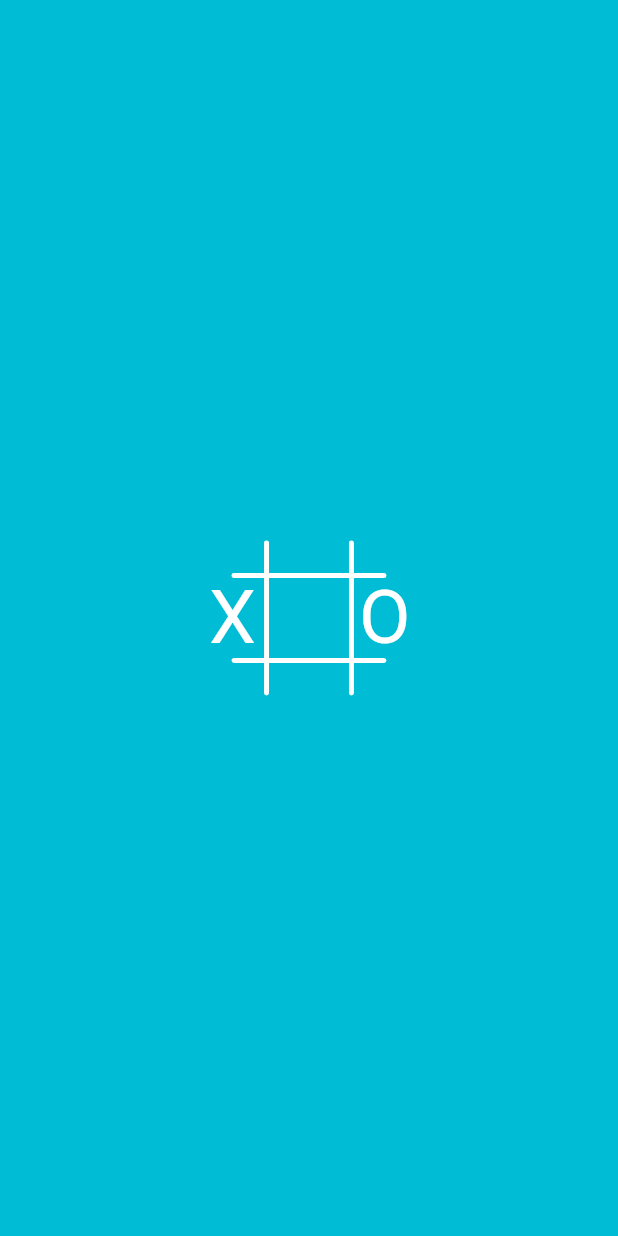
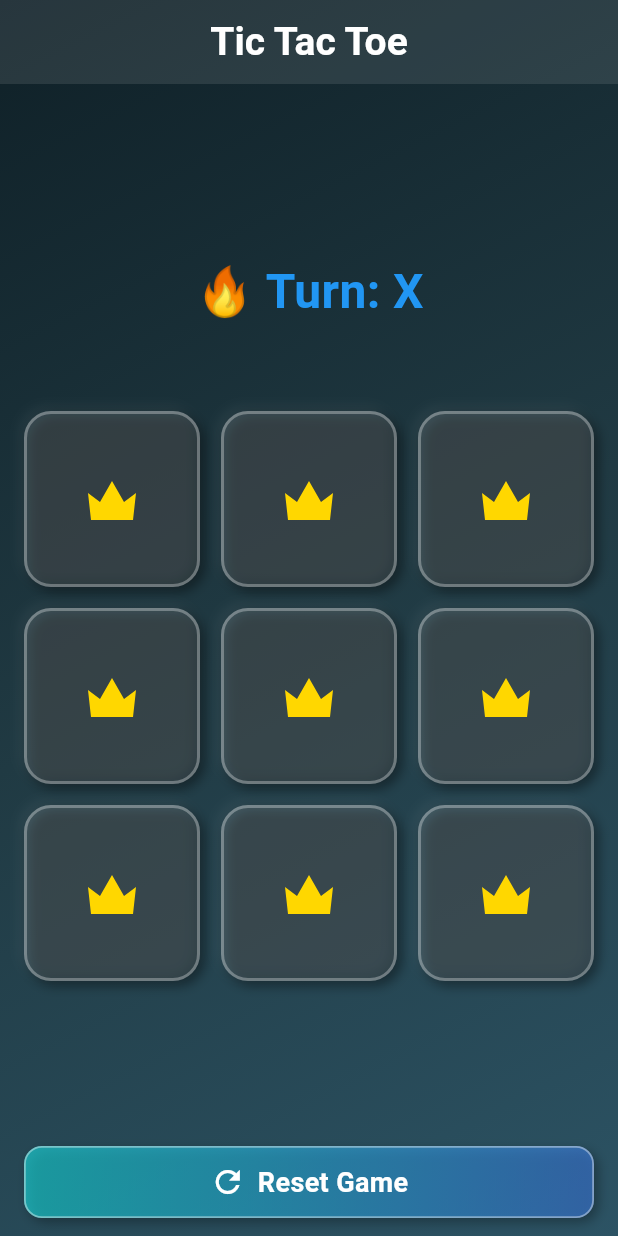
Before and after one commit to Zafarbek708k/grid_wars, a Flutter app: the screen it shows after launch, on a phone screen of 412 x 824 dp. Run offline on Flutter 3.47's test engine with Material 3 defaults, Android fonts, the phone set to English and light mode, and no system bars; our stand-ins replace bloc, equatable, flutter_bloc, flutter_svg, formz, top_snackbar_flutter and 1 more.

Commit message:
app finished

```diff
--- a/lib/core/constants/app_colors.dart
+++ b/lib/core/constants/app_colors.dart
@@ -6,6 +6,7 @@ abstract class AppColors {
   static const orange = Color(0xffFF6F00);
   static const green = Color(0xff388E3C);
   static const yellow = Color(0xffFBC02D);
+  static const gold = Color(0xffFFD700);
   static const cyan = Color(0xff00BCD4);
   static const blue = Color(0xff2196F3);
   static const red = Color(0xffD32F2F);
--- a/lib/core/constants/app_icons.dart
+++ b/lib/core/constants/app_icons.dart
@@ -4,4 +4,8 @@ abstract class AppIcons {
   static const String error = '';
   static const String gift = '';
   static const String logo = 'assets/icons/logo.svg';
+
+  static const String x = 'assets/icons/x.svg';
+  static const String o = 'assets/icons/o.svg';
+  static const String empty = 'assets/icons/empty.svg';
 }
--- a/lib/core/enums/game_item_type_enum.dart
+++ b/lib/core/enums/game_item_type_enum.dart
@@ -1,15 +1,17 @@
 import 'package:flutter/material.dart';
 import 'package:grid_wars/core/constants/app_colors.dart';
+import 'package:grid_wars/core/constants/app_icons.dart';
 
 enum GameItemTypeEnum {
-  x(color: AppColors.white, icon: ""),
-  o(color: AppColors.white, icon: ""),
-  empty(color: AppColors.white, icon: "");
+  x(color: AppColors.blue, name: "X", icon: AppIcons.x),
+  o(color: AppColors.green, name: "O", icon: AppIcons.o),
+  empty(color: AppColors.gold, name: "", icon: AppIcons.empty);
 
   final String icon;
+  final String name;
   final Color color;
 
-  const GameItemTypeEnum({required this.icon, required this.color});
+  const GameItemTypeEnum({required this.icon, required this.color, required this.name});
 
   bool get isX => this == GameItemTypeEnum.x;
 
--- /dev/null
+++ b/lib/feature/game/presentation/blocs/x_o_event.dart
@@ -0,0 +1,21 @@
+part of 'x_o_bloc.dart';
+
+sealed class XOEvent extends Equatable {
+  const XOEvent();
+}
+
+class TabEvent extends XOEvent {
+  final int index;
+
+  const TabEvent({required this.index});
+
+  @override
+  List<Object?> get props => [index];
+}
+
+class ResetGameEvent extends XOEvent {
+  const ResetGameEvent();
+
+  @override
+  List<Object?> get props => [];
+}
--- /dev/null
+++ b/lib/feature/game/presentation/blocs/x_o_state.dart
@@ -0,0 +1,46 @@
+part of 'x_o_bloc.dart';
+
+class XOState extends Equatable {
+  final List<GameItemTypeEnum> board;
+  final GameItemTypeEnum currentPlayer;
+  final String? winner;
+  final bool isGameOver;
+  final List<int> winningLine;
+
+  const XOState({
+    this.board = const [
+      GameItemTypeEnum.empty,
+      GameItemTypeEnum.empty,
+      GameItemTypeEnum.empty,
+      GameItemTypeEnum.empty,
+      GameItemTypeEnum.empty,
+      GameItemTypeEnum.empty,
+      GameItemTypeEnum.empty,
+      GameItemTypeEnum.empty,
+      GameItemTypeEnum.empty,
+    ],
+    this.currentPlayer = GameItemTypeEnum.x,
+    this.winner,
+    this.isGameOver = false,
+    this.winningLine = const [],
+  });
+
+  XOState copyWith({
+    List<GameItemTypeEnum>? board,
+    GameItemTypeEnum? currentPlayer,
+    String? winner,
+    bool? isGameOver,
+    List<int>? winningLine,
+  }) {
+    return XOState(
+      board: board ?? this.board,
+      currentPlayer: currentPlayer ?? this.currentPlayer,
+      winner: winner ?? this.winner,
+      isGameOver: isGameOver ?? this.isGameOver,
+      winningLine: winningLine ?? this.winningLine,
+    );
+  }
+
+  @override
+  List<Object?> get props => [board, currentPlayer, winner, isGameOver, winningLine];
+}
--- /dev/null
+++ b/lib/feature/game/presentation/pages/x_and_o.dart
@@ -0,0 +1,164 @@
+import 'package:flutter/material.dart';
+import 'package:flutter_bloc/flutter_bloc.dart';
+import 'package:flutter_svg/flutter_svg.dart';
+import 'package:grid_wars/core/constants/app_colors.dart';
+import 'package:grid_wars/core/extensions/context_extension.dart';
+import 'package:grid_wars/feature/game/presentation/blocs/x_o_bloc.dart';
+import 'package:grid_wars/feature/game/presentation/widgets/animated_button.dart';
+
+class XAndO extends StatefulWidget {
+  const XAndO({super.key});
+
+  @override
+  State<XAndO> createState() => _XAndOState();
+}
+
+class _XAndOState extends State<XAndO> {
+  @override
+  Widget build(BuildContext context) {
+    return Scaffold(
+      extendBodyBehindAppBar: true,
+      backgroundColor: Colors.transparent,
+      appBar: AppBar(
+        centerTitle: true,
+        elevation: 0,
+        backgroundColor: AppColors.white.withValues(alpha: 0.1),
+        title: const Text(
+          'Tic Tac Toe',
+          style: TextStyle(fontSize: 26, fontWeight: FontWeight.w700, color: AppColors.white),
+        ),
+      ),
+
+      body: Container(
+        decoration: const BoxDecoration(
+          gradient: LinearGradient(
+            colors: [Color(0xFF0F2027), Color(0xFF203A43), Color(0xFF2C5364)],
+            begin: Alignment.topLeft,
+            end: Alignment.bottomRight,
+          ),
+        ),
+        child: BlocBuilder<XOBloc, XOState>(
+          builder: (context, state) {
+            return Column(
+              mainAxisAlignment: MainAxisAlignment.center,
+              children: [
+                AnimatedSwitcher(
+                  duration: const Duration(milliseconds: 300),
+                  child: Text(
+                    state.isGameOver
+                        ? (state.winner == "Draw" ? "🤝 It's a Draw!" : "🎉 Player ${state.winner} Wins!")
+                        : "🔥 Turn: ${state.currentPlayer.name}",
+                    key: ValueKey(state.isGameOver),
+                    style: TextStyle(
+                      fontSize: 32,
+                      fontWeight: FontWeight.bold,
+                      color: state.isGameOver
+                          ? (state.winner == "Draw" ? Colors.amber : Colors.greenAccent)
+                          : state.currentPlayer.color,
+                    ),
+                  ),
+                ),
+
+                Padding(
+                  padding: const EdgeInsets.symmetric(horizontal: 16),
+                  child: GridView.builder(
+                    shrinkWrap: true,
+                    physics: const NeverScrollableScrollPhysics(),
+                    gridDelegate: const SliverGridDelegateWithFixedCrossAxisCount(
+                      crossAxisCount: 3,
+                      crossAxisSpacing: 14,
+                      mainAxisSpacing: 14,
+                    ),
+                    itemCount: 9,
+                    itemBuilder: (context, index) {
+                      final item = state.board[index];
+                      final isWinCell = state.winningLine.contains(index);
+
+                      return AnimatedButton(
+                        onTap: () {
+                          context.read<XOBloc>().add(TabEvent(index: index));
+                        },
+                        child: AnimatedContainer(
+                          duration: const Duration(milliseconds: 250),
+                          curve: Curves.easeInOut,
+                          decoration: BoxDecoration(
+                            color: AppColors.white.withValues(alpha: 0.1),
+                            borderRadius: BorderRadius.circular(18),
+                            border: Border.all(
+                              color: isWinCell ? Colors.greenAccent : AppColors.white.withValues(alpha: 0.3),
+                              width: 2,
+                            ),
+                            boxShadow: [
+                              BoxShadow(
+                                color: Colors.black.withValues(alpha: 0.4),
+                                offset: const Offset(3, 3),
+                                blurRadius: 6,
+                              ),
+                              BoxShadow(
+                                color: AppColors.white.withValues(alpha: 0.05),
+                                offset: const Offset(-3, -3),
+                                blurRadius: 6,
+                              ),
+                            ],
+                          ),
+
+                          child: Center(
+                            child: AnimatedScale(
+                              scale: item.icon.isEmpty ? 0 : 1,
+                              duration: const Duration(milliseconds: 200),
+                              child: item.icon.isEmpty
+                                  ? const SizedBox()
+                                  : SvgPicture.asset(
+                                      item.icon,
+                                      width: 48,
+                                      height: 48,
+                                      colorFilter: ColorFilter.mode(item.color, BlendMode.srcIn),
+                                    ),
+                            ),
+                          ),
+                        ),
+                      );
+                    },
+                  ),
+                ),
+              ],
+            );
+          },
+        ),
+      ),
+      floatingActionButtonLocation: FloatingActionButtonLocation.centerDocked,
+      floatingActionButton: GestureDetector(
+        onTap: () {
+          context.read<XOBloc>().add(ResetGameEvent());
+        },
+        child: Container(
+          height: 48,
+          margin: EdgeInsetsGeometry.fromLTRB(16, 0, 16, context.padding.bottom + 12),
+          decoration: BoxDecoration(
+            borderRadius: BorderRadius.circular(12),
+            gradient: LinearGradient(
+              colors: [Colors.cyanAccent.withValues(alpha: 0.5), Colors.blueAccent.withValues(alpha: 0.5)],
+            ),
+            boxShadow: [
+              BoxShadow(color: AppColors.black.withValues(alpha: 0.3), offset: const Offset(3, 3), blurRadius: 6),
+            ],
+            border: Border.all(color: AppColors.white.withValues(alpha: 0.4), width: 1.2),
+          ),
+          child: const Center(
+            child: Row(
+              mainAxisSize: MainAxisSize.min,
+              children: [
+                Icon(Icons.refresh, color: AppColors.white),
+                SizedBox(width: 8),
+                Text(
+                  'Reset Game',
+                  style: TextStyle(fontSize: 18, fontWeight: FontWeight.w600, color: AppColors.white),
+                ),
+              ],
+            ),
+          ),
+        ),
+      ),
+    );
+  }
+}
--- a/lib/feature/init/presentation/pages/splash.dart
+++ /dev/null
@@ -1,53 +0,0 @@
-import 'package:flutter/material.dart';
-import 'package:flutter_svg/svg.dart';
-import 'package:grid_wars/core/constants/app_colors.dart';
-import 'package:grid_wars/core/constants/app_icons.dart';
-import 'package:grid_wars/feature/game/presentation/pages/menu.dart';
-
-class Splash extends StatefulWidget {
-  const Splash({super.key});
-
-  @override
-  State<Splash> createState() => _SplashState();
-}
-
-class _SplashState extends State<Splash> with SingleTickerProviderStateMixin {
-  late final AnimationController _controller;
-  late final Animation<double> _scaleAnimation;
-
-  @override
-  void initState() {
-    super.initState();
-    _controller = AnimationController(duration: const Duration(seconds: 1), vsync: this)..repeat(reverse: true);
-    _scaleAnimation = Tween<double>(
-      begin: 0.8,
-      end: 1.2,
-    ).animate(CurvedAnimation(parent: _controller, curve: Curves.easeInOut));
-
-    // Delay navigation
-    _navigateToMenu();
-  }
-
-  Future<void> _navigateToMenu() async {
-    await Future.delayed(const Duration(seconds: 2000));
-    if (mounted) {
-      Navigator.of(context).pushAndRemoveUntil(MaterialPageRoute(builder: (context) => const Menu()), (route) => false);
-    }
-  }
-
-  @override
-  Widget build(BuildContext context) {
-    return Scaffold(
-      backgroundColor: AppColors.cyan,
-      body: Center(
-        child: ScaleTransition(scale: _scaleAnimation, child: SvgPicture.asset(AppIcons.logo, width: 200, height: 200)),
-      ),
-    );
-  }
-
-  @override
-  void dispose() {
-    _controller.dispose();
-    super.dispose();
-  }
-}
--- /dev/null
+++ b/lib/feature/settings/blocs/app_setting_bloc/app_setting_bloc.dart
@@ -0,0 +1,14 @@
+import 'package:bloc/bloc.dart';
+import 'package:equatable/equatable.dart';
+import 'package:flutter/material.dart';
+import 'package:formz/formz.dart';
+
+part 'app_setting_event.dart';
+
+part 'app_setting_state.dart';
+
+class AppSettingBloc extends Bloc<AppSettingEvent, AppSettingState> {
+  AppSettingBloc() : super(const AppSettingState()) {
+    on<AppSettingEvent>((event, emit) {});
+  }
+}
--- /dev/null
+++ b/lib/feature/settings/blocs/app_setting_bloc/app_setting_event.dart
@@ -0,0 +1,5 @@
+part of 'app_setting_bloc.dart';
+
+sealed class AppSettingEvent extends Equatable {
+  const AppSettingEvent();
+}
--- /dev/null
+++ b/lib/feature/settings/blocs/app_setting_bloc/app_setting_state.dart
@@ -0,0 +1,44 @@
+part of 'app_setting_bloc.dart';
+
+class AppSettingState extends Equatable {
+  final ThemeMode selectedTheme;
+  final FormzSubmissionStatus themeStatus;
+  final ThemeEnum themeEnum;
+  final LanguageEnum languageEnum;
+  final String locale;
+
+  const AppSettingState({
+    this.themeStatus = FormzSubmissionStatus.initial,
+    this.selectedTheme = ThemeMode.light,
+    this.themeEnum = ThemeEnum.light,
+    this.languageEnum = LanguageEnum.uzbek,
+    this.locale = 'uz',
+  });
+
+  @override
+  List<Object?> get props => [selectedTheme, themeStatus, themeEnum, languageEnum, locale];
+}
+
+enum ThemeEnum {
+  light(name: "", icon: ""),
+  dark(name: "", icon: ""),
+  system(name: "", icon: "");
+
+  final String name;
+  final String icon;
+
+  const ThemeEnum({required this.name, required this.icon});
+}
+
+enum LanguageEnum {
+  uzbek(name: "Uzbek", languageCode: "uz", countryCode: "UZ", locale: const Locale("uz", "UZ")),
+  russian(name: "Russian", languageCode: "ru", countryCode: "RU", locale: Locale("ru", "RU")),
+  english(name: "English", languageCode: "en", countryCode: "EN", locale: Locale("en", "EN"));
+
+  final String name;
+  final String languageCode;
+  final String countryCode;
+  final Locale locale;
+
+  const LanguageEnum({required this.name, required this.languageCode, required this.countryCode, required this.locale});
+}
--- a/lib/main.dart
+++ b/lib/main.dart
@@ -4,7 +4,11 @@ import 'package:flutter/foundation.dart';
 import 'package:flutter/material.dart';
 import 'package:grid_wars/core/theme/dark.dart';
 import 'package:grid_wars/core/theme/light.dart';
-import 'package:grid_wars/feature/init/presentation/pages/splash.dart';
+import 'package:grid_wars/feature/game/presentation/blocs/x_o_bloc.dart';
+import 'package:grid_wars/feature/game/presentation/pages/x_and_o.dart';
+import 'package:grid_wars/feature/init/pages/splash.dart';
+import 'package:grid_wars/feature/settings/blocs/app_setting_bloc/app_setting_bloc.dart';
+import 'package:flutter_bloc/flutter_bloc.dart';
 
 void main() async {
   // WidgetsFlutterBinding.ensureInitialized();
@@ -24,13 +28,28 @@ class MyApp extends StatelessWidget {
 
   @override
   Widget build(BuildContext context) {
+    return MultiBlocProvider(
+      providers: [
+        BlocProvider(create: (context) => AppSettingBloc()),
+        BlocProvider(create: (context) => XOBloc()),
+      ],
+      child: BlocBuilder<AppSettingBloc, AppSettingState>(
+        buildWhen: (o, n) {
+          final locale = n.locale != o.locale;
+          final theme = n.selectedTheme != o.selectedTheme;
+          return locale || theme;
+        },
+        builder: (context, state) {
           return MaterialApp(
             title: 'Grid Wars',
             debugShowCheckedModeBanner: kDebugMode,
             darkTheme: Dark.theme(),
-      themeMode: ThemeMode.light,
             theme: Light.theme(),
+            themeMode: state.selectedTheme,
             home: const Splash(),
+          );
+        },
+      ),
     );
   }
 }
--- a/pubspec.yaml
+++ b/pubspec.yaml
@@ -35,7 +35,12 @@ dev_dependencies:
   json_serializable: ^6.7.1
   intl_utils: ^2.8.4
   build_runner: ^2.4.6
+  flutter_launcher_icons: ^0.14.4
 
+flutter_icons:
+  android: true
+  ios: true
+  image_path: "assets/images/app_logo.jpg"
 
 flutter:
   uses-material-design: true
```
Also changed, not shown: lib/feature/game/presentation/blocs/x_o_bloc.dart (added, +77 -0 lines), lib/feature/init/pages/splash.dart (added, +101 -0 lines), assets/icons/empty.svg (added), assets/icons/o.svg (added), assets/icons/x.svg (added), assets/images/app_logo.jpg (added), pubspec.lock, 24 other files. Lines whose indentation alone changed are shown as unchanged.
